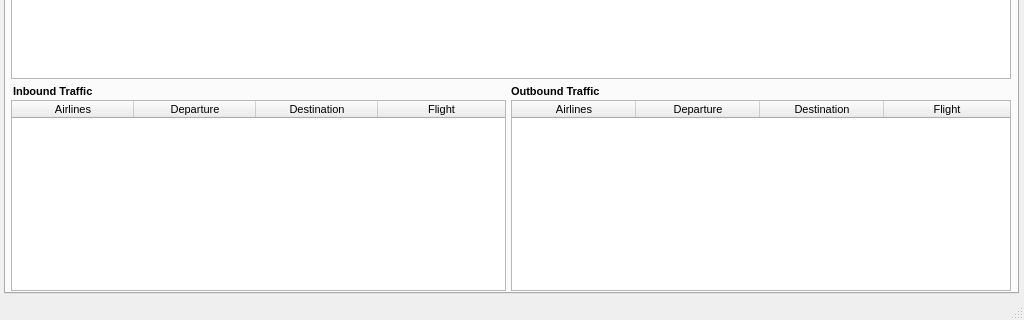
Before: the Qt Designer form QtUI/MainWindow_UI.ui in emper0r/IVAO-status, drawn with Qt 5; both pictures show x 0 to 1024 and y 370 to 690 of the 1024 by 690 pixel window.
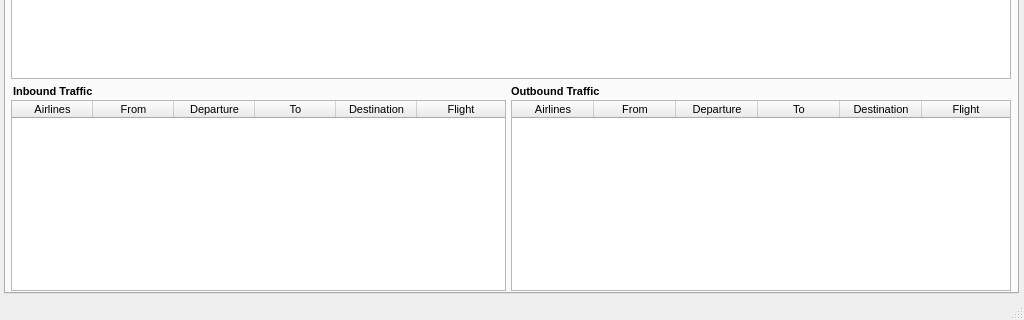
After: the same form once the commit is applied. The open tabs and pages were chosen to show the change. Icons and pictures are not drawn.

```diff
--- a/QtUI/MainWindow_UI.ui
+++ b/QtUI/MainWindow_UI.ui
@@ -1052,13 +1052,13 @@
        <bool>false</bool>
       </property>
       <attribute name="horizontalHeaderDefaultSectionSize">
-       <number>122</number>
+       <number>81</number>
       </attribute>
       <attribute name="horizontalHeaderHighlightSections">
        <bool>true</bool>
       </attribute>
       <attribute name="horizontalHeaderMinimumSectionSize">
-       <number>122</number>
+       <number>81</number>
       </attribute>
       <attribute name="horizontalHeaderShowSortIndicator" stdset="0">
        <bool>true</bool>
@@ -1077,11 +1077,21 @@
         <string>Airlines</string>
        </property>
       </column>
+      <column>
+       <property name="text">
+        <string>From</string>
+       </property>
+      </column>
       <column>
        <property name="text">
         <string>Departure</string>
        </property>
       </column>
+      <column>
+       <property name="text">
+        <string>To</string>
+       </property>
+      </column>
       <column>
        <property name="text">
         <string>Destination</string>
@@ -1147,13 +1157,13 @@
        <bool>false</bool>
       </property>
       <attribute name="horizontalHeaderDefaultSectionSize">
-       <number>124</number>
+       <number>82</number>
       </attribute>
       <attribute name="horizontalHeaderHighlightSections">
        <bool>true</bool>
       </attribute>
       <attribute name="horizontalHeaderMinimumSectionSize">
-       <number>124</number>
+       <number>82</number>
       </attribute>
       <attribute name="horizontalHeaderShowSortIndicator" stdset="0">
        <bool>true</bool>
@@ -1172,11 +1182,21 @@
         <string>Airlines</string>
        </property>
       </column>
+      <column>
+       <property name="text">
+        <string>From</string>
+       </property>
+      </column>
       <column>
        <property name="text">
         <string>Departure</string>
        </property>
       </column>
+      <column>
+       <property name="text">
+        <string>To</string>
+       </property>
+      </column>
       <column>
        <property name="text">
         <string>Destination</string>
```
Left out of the diff: 4 changed lines with no effect on the pictures.
